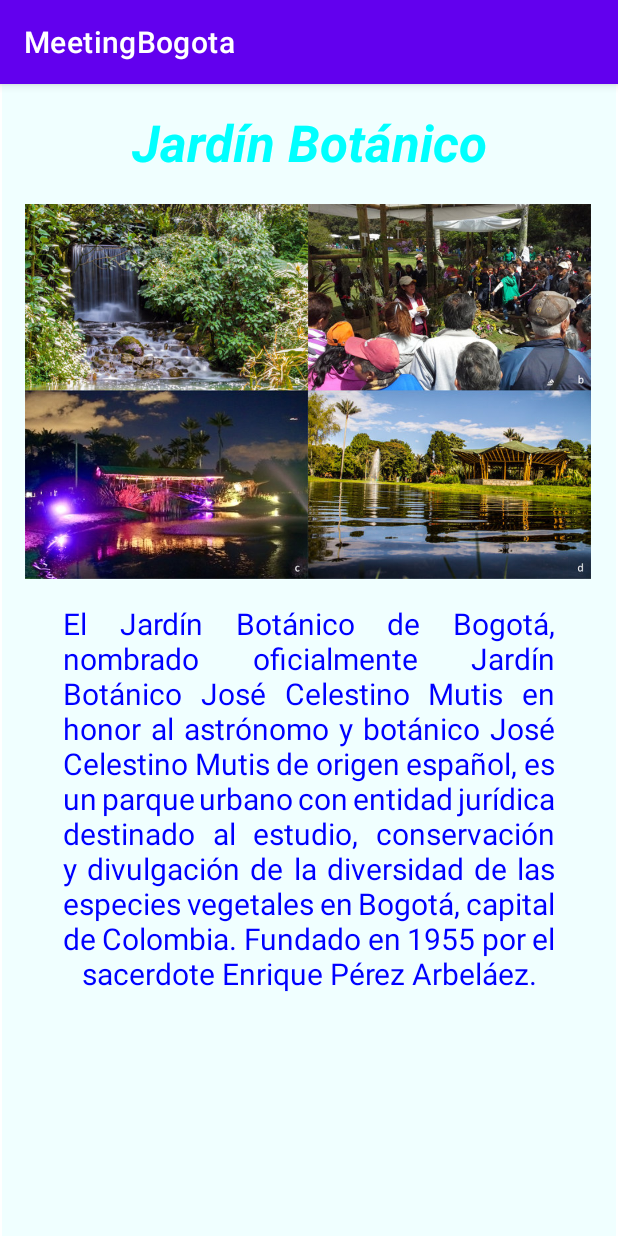
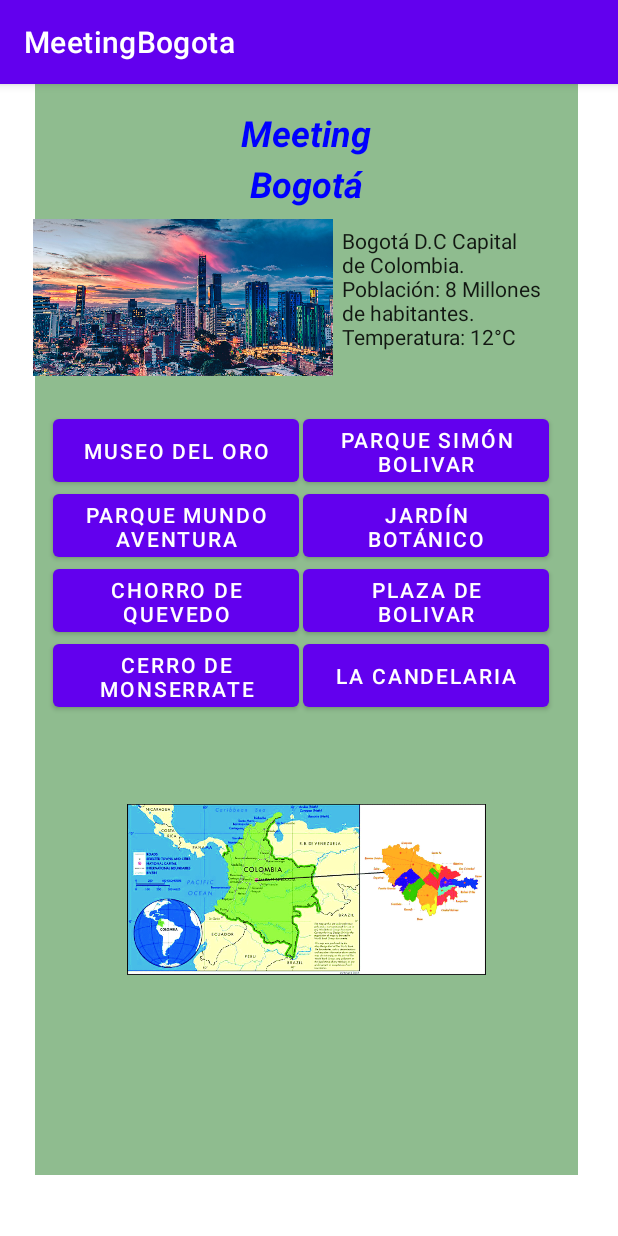
Before and after one commit to MariaGa-lab/MeetingBogota, an Android app: the screen it shows after launch (BotanicGardenActivity before the commit, MainActivity after it), on a phone screen of 412 x 824 dp. Run offline under Robolectric (Android 15) with nearby library versions, the phone set to English and light mode, and no system bars.

Commit message:
Ajustes vista de interfaz principal

```diff
--- a/app/build.gradle
+++ b/app/build.gradle
@@ -43,6 +43,7 @@ dependencies {
     implementation 'androidx.appcompat:appcompat:1.3.1'
     implementation 'com.google.android.material:material:1.4.0'
     implementation 'androidx.constraintlayout:constraintlayout:2.1.1'
+    implementation 'com.google.android.gms:play-services-maps:18.0.0'
     testImplementation 'junit:junit:4.+'
     androidTestImplementation 'androidx.test.ext:junit:1.1.3'
     androidTestImplementation 'androidx.test.espresso:espresso-core:3.4.0'
--- a/app/src/main/AndroidManifest.xml
+++ b/app/src/main/AndroidManifest.xml
@@ -13,7 +13,7 @@
             android:name=".MundoAventuraActivity"
             android:exported="true" />
         <activity
-            android:name=".BotanicGardenActivity"
+            android:name=".MainActivity"
             android:exported="true">
             <intent-filter>
                 <action android:name="android.intent.action.MAIN" />
@@ -25,7 +25,7 @@
             android:name=".MuseumGoldActivity"
             android:exported="true" />
         <activity
-            android:name=".MainActivity"
+            android:name=".BotanicGardenActivity"
             android:exported="true" />
     </application>
 
--- a/app/src/main/res/layout/activity_main.xml
+++ b/app/src/main/res/layout/activity_main.xml
@@ -8,10 +8,9 @@
 
     <ScrollView
         android:id="@+id/scrollView2"
-        android:layout_width="367dp"
-        android:layout_height="713dp"
+        android:layout_width="362dp"
+        android:layout_height="727dp"
         android:layout_marginStart="8dp"
-        android:layout_marginTop="50dp"
         android:layout_marginEnd="8dp"
         android:background="@color/teal_200"
         android:backgroundTint="@color/darkseagreen"
@@ -23,11 +22,43 @@
         app:layout_constraintEnd_toEndOf="parent"
         app:layout_constraintStart_toStartOf="parent"
         app:layout_constraintTop_toTopOf="parent"
-        app:layout_constraintVertical_bias="1.0"
         tools:ignore="SpeakableTextPresentCheck"
         tools:visibility="visible">
 
     </ScrollView>
+
+    <TextView
+        android:id="@+id/textView7"
+        style="@style/Widget.AppCompat.TextView.SpinnerItem"
+        android:layout_width="wrap_content"
+        android:layout_height="wrap_content"
+        android:layout_marginStart="16dp"
+        android:layout_marginTop="50dp"
+        android:layout_marginEnd="16dp"
+        android:text="@string/textViewTitle1"
+        android:textAlignment="center"
+        android:textColor="@color/blue"
+        android:textSize="24sp"
+        android:textStyle="bold|italic"
+        app:layout_constraintEnd_toEndOf="@+id/scrollView2"
+        app:layout_constraintStart_toStartOf="@+id/scrollView2"
+        app:layout_constraintTop_toTopOf="@+id/scrollView2" />
+
+    <TextView
+        android:id="@+id/textView8"
+        style="@style/Widget.AppCompat.TextView.SpinnerItem"
+        android:layout_width="wrap_content"
+        android:layout_height="wrap_content"
+        android:layout_marginStart="16dp"
+        android:layout_marginTop="16dp"
+        android:layout_marginEnd="16dp"
+        android:text="@string/textViewTitulo"
+        android:textColor="@color/blue"
+        android:textSize="24sp"
+        android:textStyle="bold|italic"
+        app:layout_constraintEnd_toEndOf="@+id/scrollView2"
+        app:layout_constraintStart_toStartOf="@+id/scrollView2"
+        app:layout_constraintTop_toTopOf="@+id/scrollView2" />
 
     <TextView
         android:id="@+id/textView6"
@@ -65,7 +96,7 @@
         android:layout_height="54dp"
         android:layout_marginStart="16dp"
         android:layout_marginTop="217dp"
-        android:layout_marginEnd="200dp"
+        android:layout_marginEnd="190dp"
         android:text="@string/ButtonGoldMuseum"
         app:layout_constraintEnd_toEndOf="@+id/scrollView2"
         app:layout_constraintStart_toEndOf="@+id/scrollView2"
@@ -90,7 +121,7 @@
         android:layout_height="54dp"
         android:layout_marginStart="16dp"
         android:layout_marginTop="267dp"
-        android:layout_marginEnd="200dp"
+        android:layout_marginEnd="190dp"
         android:text="@string/ButtonWorldAdventure"
         app:layout_constraintEnd_toEndOf="@+id/scrollView2"
         app:layout_constraintStart_toStartOf="@+id/scrollView2"
@@ -114,7 +145,7 @@
         android:layout_height="54dp"
         android:layout_marginStart="16dp"
         android:layout_marginTop="317dp"
-        android:layout_marginEnd="200dp"
+        android:layout_marginEnd="190dp"
         android:text="@string/ButtonChorroQuevedo"
         android:visibility="visible"
         app:layout_constraintEnd_toEndOf="@+id/scrollView2"
@@ -134,4 +165,41 @@
         app:layout_constraintStart_toEndOf="@+id/button6"
         app:layout_constraintTop_toTopOf="@+id/scrollView2" />
 
+    <Button
+        android:id="@+id/button8"
+        android:layout_width="164dp"
+        android:layout_height="54dp"
+        android:layout_marginStart="16dp"
+        android:layout_marginTop="367dp"
+        android:layout_marginEnd="190dp"
+        android:text="@string/ButtonMonserrate"
+        app:layout_constraintEnd_toEndOf="@+id/scrollView2"
+        app:layout_constraintStart_toStartOf="@+id/scrollView2"
+        app:layout_constraintTop_toTopOf="@+id/scrollView2" />
+
+    <Button
+        android:id="@+id/button9"
+        android:layout_width="164dp"
+        android:layout_height="54dp"
+        android:layout_marginStart="16dp"
+        android:layout_marginTop="367dp"
+        android:layout_marginEnd="32dp"
+        android:text="@string/ButtonCandelaria"
+        app:layout_constraintEnd_toEndOf="@+id/scrollView2"
+        app:layout_constraintStart_toEndOf="@+id/button8"
+        app:layout_constraintTop_toTopOf="@+id/scrollView2" />
+
+    <ImageView
+        android:id="@+id/imageView5"
+        android:layout_width="259dp"
+        android:layout_height="114dp"
+        android:layout_marginStart="8dp"
+        android:layout_marginTop="480dp"
+        android:layout_marginEnd="8dp"
+        android:src="@drawable/mapabogotacolomba"
+        android:textAlignment="center"
+        app:layout_constraintEnd_toEndOf="@+id/scrollView2"
+        app:layout_constraintStart_toStartOf="@+id/scrollView2"
+        app:layout_constraintTop_toTopOf="@+id/scrollView2" />
+
 </androidx.constraintlayout.widget.ConstraintLayout>
--- a/app/src/main/res/values/strings.xml
+++ b/app/src/main/res/values/strings.xml
@@ -17,4 +17,6 @@
     <string name="ButtonPlazaBolivar">Plaza de Bolivar</string>
     <string name="TitleGarden">Jardín Botánico</string>
     <string name="DescriptionGarden">El Jardín Botánico de Bogotá, nombrado oficialmente Jardín Botánico José Celestino Mutis en honor al astrónomo y botánico José Celestino Mutis de origen español, es un parque urbano con entidad jurídica destinado al estudio, conservación y divulgación de la diversidad de las especies vegetales en Bogotá, capital de Colombia. Fundado en 1955 por el sacerdote Enrique Pérez Arbeláez.</string>
+    <string name="ButtonMonserrate">Cerro de Monserrate</string>
+    <string name="ButtonCandelaria">La Candelaria</string>
 </resources>
```
Also changed, not shown: app/src/main/res/drawable/mapabogotacolomba.png (added).
